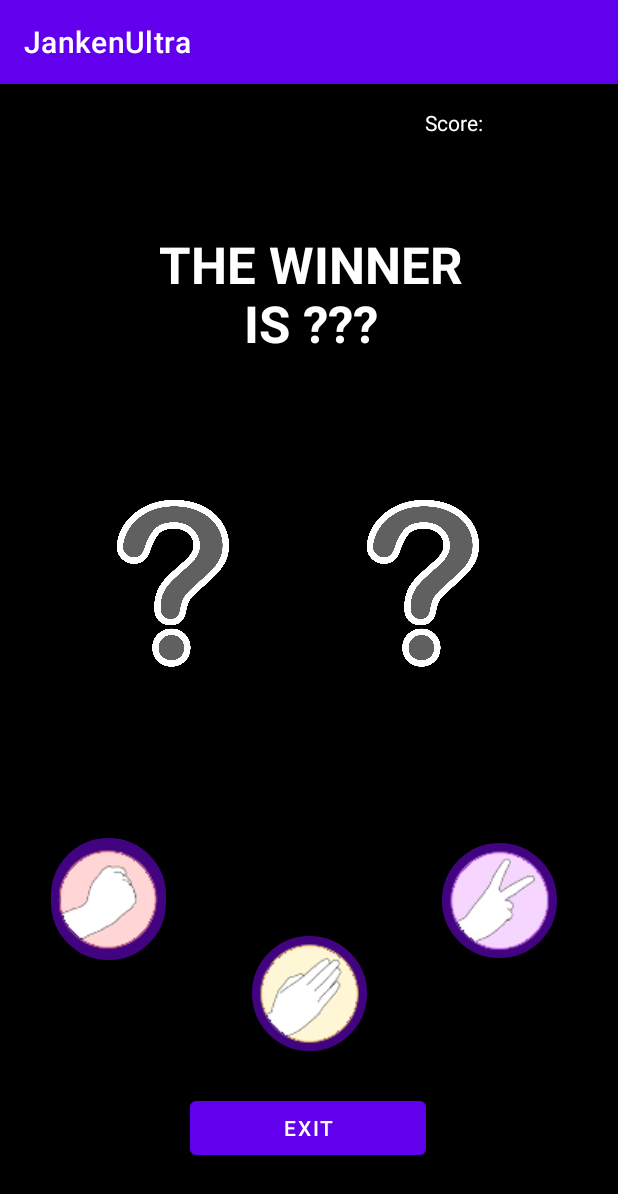
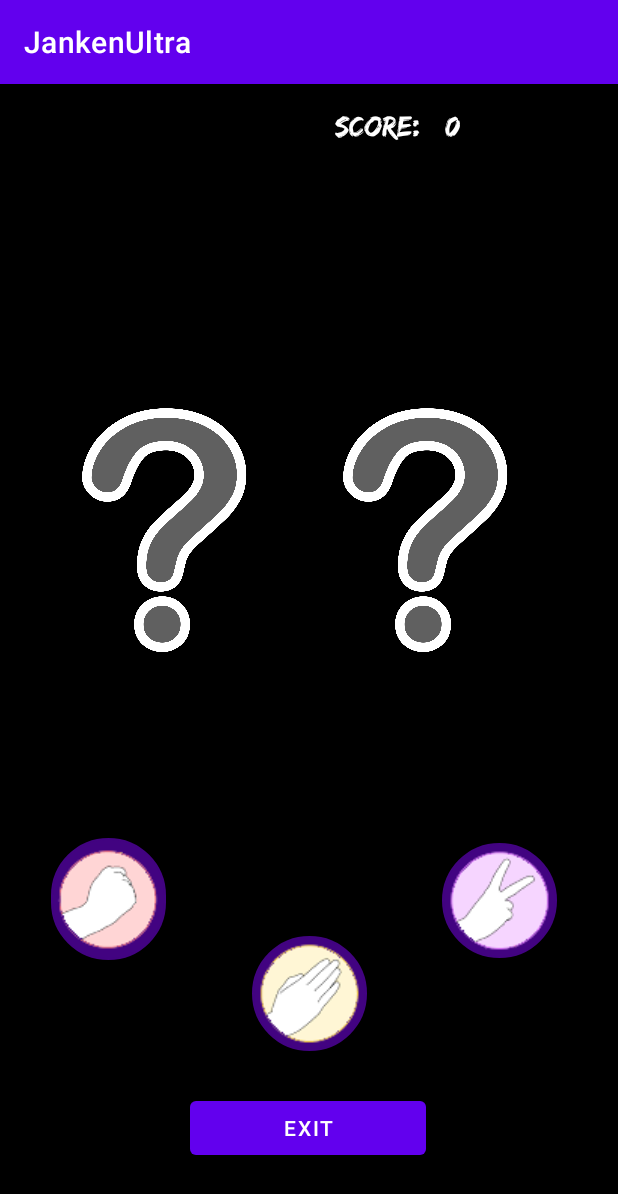
Before and after one commit to THEdie17/JankenUltra, an Android app: the GameLevel1 screen opened directly, with no data from a screen before it, on a phone screen of 412 x 824 dp. Shown: the top 1194 px of the screen. Run offline under Robolectric (Android 15) with nearby library versions, the light colour scheme and no system bars.

Commit message:
Levels 1 Adapted

```diff
--- a/app/src/main/java/com/example/jankenultra/GameLevel1.kt
+++ b/app/src/main/java/com/example/jankenultra/GameLevel1.kt
@@ -2,12 +2,14 @@ package com.example.jankenultra
 
 import android.annotation.SuppressLint
 import android.content.Intent
+import android.graphics.Typeface
 import android.os.Bundle
 import android.widget.Button
 import android.widget.ImageButton
 import android.widget.ImageView
 import android.widget.TextView
 import android.widget.Toast
+import androidx.appcompat.app.AlertDialog
 import androidx.appcompat.app.AppCompatActivity
 import kotlin.random.Random
 
@@ -19,21 +21,28 @@ class GameLevel1 : AppCompatActivity() {
     private lateinit var exit : Button
     private lateinit var userChoiceImg : ImageView
     private lateinit var machineChoiceImg : ImageView
-    private lateinit var scoreLevel : TextView
+    private lateinit var scoreLevel1 : TextView
+    private lateinit var textScore : TextView
     private val arr = arrayOf("Rock", "Paper", "Scissors")
     private var userChoice = -1
     private var userWins = 0
     private var machineChoice = -1
     private var machineWins = 0
     private var hasFinished = false
+    private var scoreLevel = 0
 
     override fun onCreate(savedInstanceState: Bundle?) {
         super.onCreate(savedInstanceState)
         setContentView(R.layout.activity_gamelevel1)
-        scoreLevel = findViewById(R.id.scoreLevel1)
+        val tf = Typeface.createFromAsset(assets, "fonts/edosz.ttf")
+        scoreLevel1 = findViewById(R.id.scoreLevel1)
+        textScore = findViewById(R.id.textScore)
         userChoiceImg = findViewById(R.id.UserChoice)
         machineChoiceImg = findViewById(R.id.MachineChoice)
         exit = findViewById(R.id.button)
+        scoreLevel1.typeface = tf
+        textScore.typeface = tf
+        scoreLevel1.text = "0"
         exit.setOnClickListener{
             val intent= Intent(this, ChooseLevel::class.java)
             startActivity(intent)
@@ -78,15 +87,33 @@ class GameLevel1 : AppCompatActivity() {
 
         // Check if the game is over
         if (userWins == 3) {
-            Toast.makeText(this,"VICTORY", Toast.LENGTH_SHORT).show()
             hasFinished = true
-            val intent= Intent(this, Menu::class.java)
-            startActivity(intent)
+            AlertDialog.Builder(this)
+                .setTitle("Congratulations!")
+                .setMessage("You won the game!")
+                .setPositiveButton("Continue") { _, _ ->
+                    continueGame()
+                }
+                .setNegativeButton("Exit") { _, _ ->
+                    val intent = Intent(this, Menu::class.java)
+                    startActivity(intent)
+                }
+                .setCancelable(false)
+                .show()
         } else if (machineWins == 3) {
-            Toast.makeText(this,"LOSE", Toast.LENGTH_SHORT).show()
             hasFinished = true
-            val intent= Intent(this, Menu::class.java)
-            startActivity(intent)
+            AlertDialog.Builder(this)
+                .setTitle("Too bad loser!")
+                .setMessage("The machine won the game!")
+                .setPositiveButton("Continue") { _, _ ->
+                    resetGame()
+                }
+                .setNegativeButton("Exit") { _, _ ->
+                    val intent = Intent(this, Menu::class.java)
+                    startActivity(intent)
+                }
+                .setCancelable(false)
+                .show()
         }
 
         // Reset userChoice
@@ -98,4 +125,22 @@ class GameLevel1 : AppCompatActivity() {
         return resources.getIdentifier(name.lowercase(), "drawable", packageName)
     }
 
+    private fun resetGame() {
+        userWins = 0
+        machineWins = 0
+        hasFinished = false
+    }
+
+    private fun continueGame() {
+        userWins = 0
+        machineWins = 0
+        hasFinished = false
+        updateScore()
+    }
+
+    private fun updateScore() {
+        scoreLevel += 100
+        scoreLevel1.text = scoreLevel.toString()
+    }
+
 }
--- a/app/src/main/res/layout/activity_gamelevel1.xml
+++ b/app/src/main/res/layout/activity_gamelevel1.xml
@@ -7,12 +7,14 @@
     android:background="#000000">
 
     <TextView
-        android:id="@+id/textView1"
-        android:layout_width="45dp"
-        android:layout_height="24dp"
+        android:id="@+id/textScore"
+        android:layout_width="73dp"
+        android:layout_height="37dp"
         android:layout_marginTop="16dp"
+        android:layout_marginRight="50dp"
         android:text="Score:"
         android:textColor="#FFFFFF"
+        android:textSize="20sp"
         app:layout_constraintHorizontal_bias="0.773"
         app:layout_constraintLeft_toLeftOf="parent"
         app:layout_constraintRight_toRightOf="parent"
@@ -33,51 +35,28 @@
 
     <ImageView
         android:id="@+id/UserChoice"
-        android:layout_width="match_parent"
-        android:layout_height="175dp"
-        android:layout_marginStart="71dp"
-        android:layout_marginTop="238dp"
-        android:layout_marginEnd="238dp"
-        android:layout_marginBottom="341dp"
+        android:layout_width="150dp"
+        android:layout_height="200dp"
+        android:layout_marginStart="45dp"
+        android:layout_marginBottom="175dp"
         app:layout_constraintBottom_toBottomOf="parent"
-        app:layout_constraintEnd_toEndOf="parent"
         app:layout_constraintStart_toStartOf="parent"
         app:layout_constraintTop_toTopOf="parent"
         app:srcCompat="@drawable/nochoice" />
 
     <ImageView
         android:id="@+id/MachineChoice"
-        android:layout_width="0dp"
-        android:layout_height="175dp"
-        android:layout_marginStart="238dp"
-        android:layout_marginTop="238dp"
-        android:layout_marginEnd="71dp"
-        android:layout_marginBottom="341dp"
+        android:layout_width="150dp"
+        android:layout_height="200dp"
+        android:layout_marginStart="24dp"
+        android:layout_marginEnd="50dp"
+        android:layout_marginBottom="175dp"
         app:layout_constraintBottom_toBottomOf="parent"
         app:layout_constraintEnd_toEndOf="parent"
         app:layout_constraintHorizontal_bias="0.0"
-        app:layout_constraintStart_toStartOf="parent"
+        app:layout_constraintStart_toEndOf="@+id/UserChoice"
         app:layout_constraintTop_toTopOf="parent"
-        app:layout_constraintVertical_bias="0.478"
         app:srcCompat="@drawable/nochoice" />
-
-    <TextView
-        android:id="@+id/result"
-        android:layout_width="288dp"
-        android:layout_height="86dp"
-        android:layout_marginStart="65dp"
-        android:layout_marginTop="95dp"
-        android:layout_marginEnd="63dp"
-        android:layout_marginBottom="583dp"
-        android:text="@string/result"
-        android:textAlignment="center"
-        android:textColor="#FFFFFF"
-        android:textSize="34sp"
-        android:textStyle="bold"
-        app:layout_constraintBottom_toBottomOf="parent"
-        app:layout_constraintEnd_toEndOf="parent"
-        app:layout_constraintStart_toStartOf="parent"
-        app:layout_constraintTop_toTopOf="parent" />
 
     <ImageButton
         android:id="@+id/buttonRock"
@@ -123,12 +102,13 @@
 
     <TextView
         android:id="@+id/scoreLevel1"
-        android:layout_width="59dp"
-        android:layout_height="24dp"
-        android:layout_marginStart="44dp"
+        android:layout_width="64dp"
+        android:layout_height="37dp"
         android:layout_marginTop="16dp"
         android:text="@string/scoreNumber"
-        app:layout_constraintStart_toStartOf="@+id/textView1"
+        android:textColor="#FFFFFF"
+        android:textSize="20sp"
+        app:layout_constraintStart_toEndOf="@+id/textScore"
         app:layout_constraintTop_toTopOf="parent" />
 
 </androidx.constraintlayout.widget.ConstraintLayout>
```
